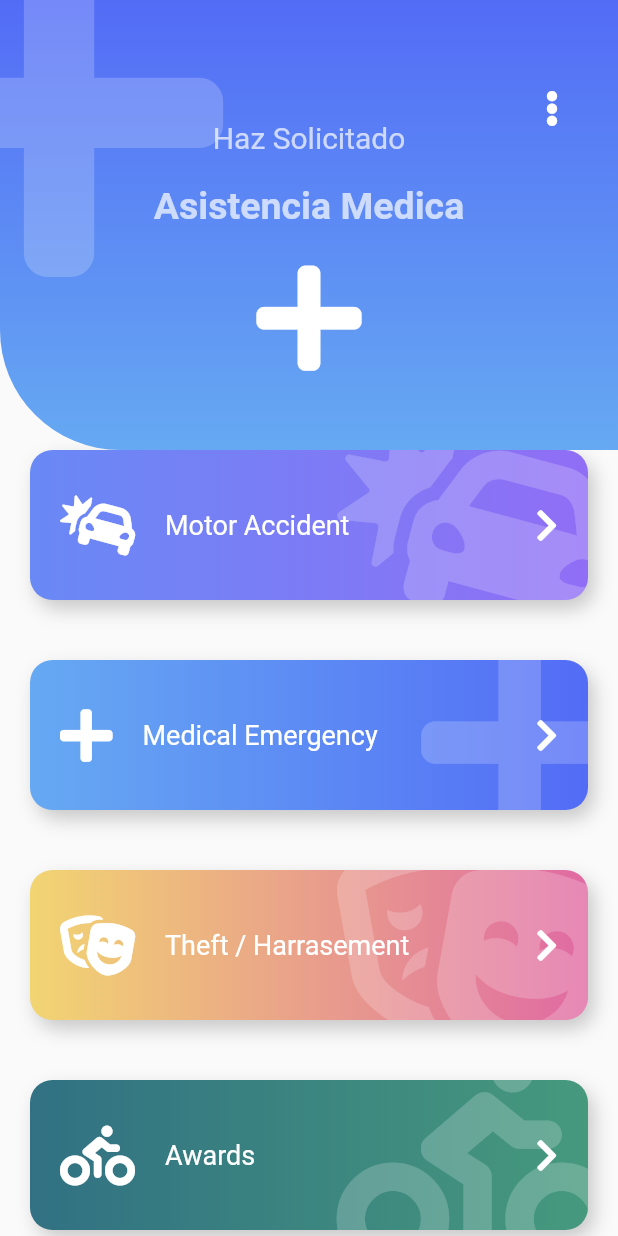
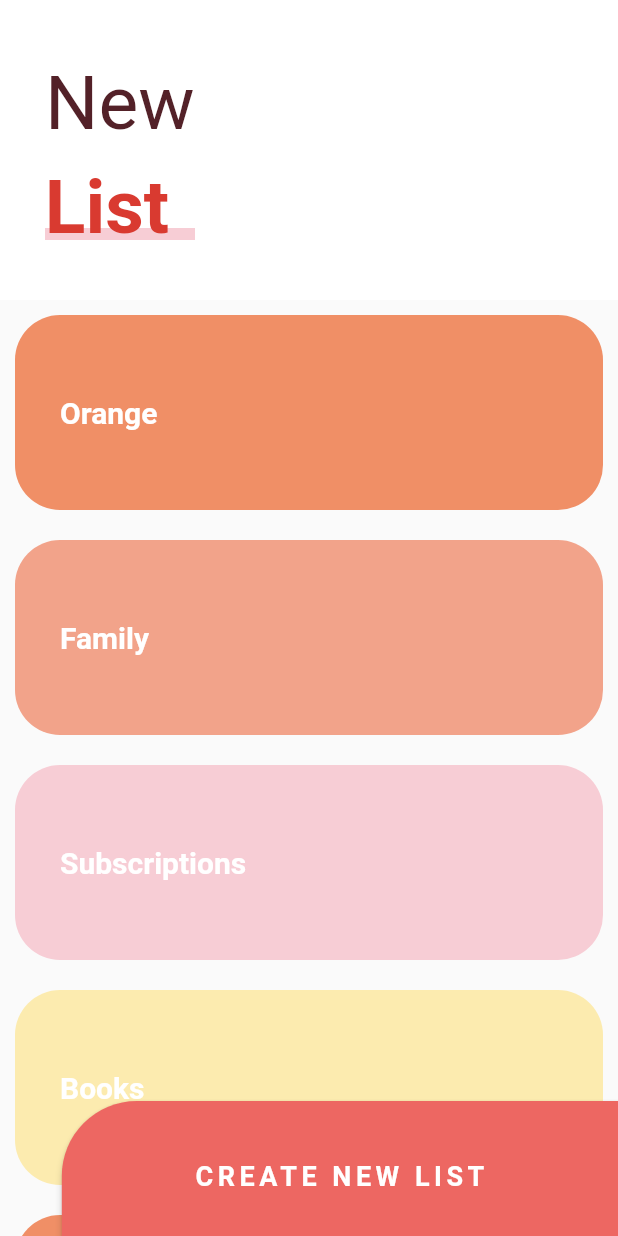
Before and after one commit to SantiagoGonzalezFernandez/Flutter-Design-Curso-Udemy, a Flutter app: the screen it shows after launch, on a phone screen of 412 x 824 dp. Run offline on Flutter 3.47's test engine with Material 2 defaults, Android fonts, the phone set to English and light mode, and no system bars; our stand-ins replace animate_do, flutter_svg, font_awesome_flutter.

Commit message:
Termino la Sliver List App

```diff
--- a/disenos/lib/main.dart
+++ b/disenos/lib/main.dart
@@ -2,7 +2,7 @@
 import 'package:flutter/material.dart';
 
 //Importaciones que Si son mias
-import 'package:disenos/src/pages/emergency_page.dart';
+import 'package:disenos/src/pages/sliver_list_page.dart';
 
 void main() => runApp(MyApp());
 
@@ -12,7 +12,7 @@ class MyApp extends StatelessWidget {
     return MaterialApp(
       debugShowCheckedModeBanner: false,
       title: 'Disenos App',
-      home: EmergencyPage()
+      home: SliverListPage()
     );
   }
 }
--- /dev/null
+++ b/disenos/lib/src/pages/sliver_list_page.dart
@@ -0,0 +1,213 @@
+//Imports that are not mine
+import 'package:flutter/material.dart';
+
+//Imports that are mine
+
+class SliverListPage extends StatelessWidget {
+
+  @override
+  Widget build(BuildContext context) {
+    return Scaffold(
+      body: Stack(
+        children: <Widget>[
+          _MainScroll(),
+          Positioned(
+            bottom: -10,
+            right: 0,
+            child: _BotonNewList()
+          )
+        ],
+      )
+    );
+  }
+}
+
+class _BotonNewList extends StatelessWidget {
+  @override
+  Widget build(BuildContext context) {
+
+    final size = MediaQuery.of(context).size;
+
+    return ButtonTheme(
+      minWidth: size.width * 0.9,
+      height: 100,
+      child: RaisedButton(
+        onPressed: (){},
+        color: Color(0xffED6762),
+        shape: RoundedRectangleBorder(
+          borderRadius: BorderRadius.only(topLeft: Radius.circular(50.0))
+        ),
+        child: Text(
+          'CREATE NEW LIST',
+          style: TextStyle(
+            color: Colors.white,
+            fontSize: 18.0,
+            fontWeight: FontWeight.bold,
+            letterSpacing: 3.0
+          ),
+        ),
+      ),
+    );
+  }
+}
+
+class _MainScroll extends StatelessWidget {
+
+  final items = [
+    _ListItem( 'Orange', Color(0xffF08F66) ),
+    _ListItem( 'Family', Color(0xffF2A38A) ),
+    _ListItem( 'Subscriptions', Color(0xffF7CDD5) ),
+    _ListItem( 'Books', Color(0xffFCEBAF) ),
+    _ListItem( 'Orange', Color(0xffF08F66) ),
+    _ListItem( 'Family', Color(0xffF2A38A) ),
+    _ListItem( 'Subscriptions', Color(0xffF7CDD5) ),
+    _ListItem( 'Books', Color(0xffFCEBAF) ),
+    _ListItem( 'Orange', Color(0xffF08F66) ),
+    _ListItem( 'Family', Color(0xffF2A38A) ),
+    _ListItem( 'Subscriptions', Color(0xffF7CDD5) ),
+    _ListItem( 'Books', Color(0xffFCEBAF) ),
+    _ListItem( 'Orange', Color(0xffF08F66) ),
+    _ListItem( 'Family', Color(0xffF2A38A) ),
+    _ListItem( 'Subscriptions', Color(0xffF7CDD5) ),
+    _ListItem( 'Books', Color(0xffFCEBAF) ),
+  ];
+
+  @override
+  Widget build(BuildContext context) {
+    return CustomScrollView(
+      physics: BouncingScrollPhysics(),
+      slivers: <Widget>[
+        SliverPersistentHeader(
+          floating: true,
+          delegate: _SliverCustomHeaderDelegate(
+            minHeight: 170.0,
+            maxHeight: 200.0,
+            child: Container(
+              alignment: Alignment.centerLeft,
+              color: Colors.white,
+              child: _Titulo(),
+            )
+          ),
+        ),
+        SliverList(
+          delegate: SliverChildListDelegate([
+            ...items,
+            SizedBox(height: 100.0)
+          ]),
+        )
+      ],
+    );
+  }
+}
+
+class _SliverCustomHeaderDelegate extends SliverPersistentHeaderDelegate{
+
+  final double minHeight;
+  final double maxHeight;
+  final Widget child;
+
+  _SliverCustomHeaderDelegate({
+    @required this.minHeight,
+    @required this.maxHeight,
+    @required this.child
+  });
+
+  @override
+  Widget build(BuildContext context, double  shrinkOffset, bool overlapsContent) {
+    return SizedBox.expand(child: child);
+  }
+
+  @override
+  double get maxExtent => maxHeight;
+
+  @override
+  double get minExtent => minHeight;
+
+  @override
+  bool shouldRebuild(_SliverCustomHeaderDelegate oldDelegate) {
+    return maxHeight != oldDelegate.maxHeight ||
+           minHeight != oldDelegate.minHeight ||
+           child     != oldDelegate.child;
+  }
+}
+
+class _Titulo extends StatelessWidget {
+
+  @override
+  Widget build(BuildContext context) {
+    return Column(
+      children: <Widget>[
+        SizedBox(height: 30.0),
+        Container(
+          margin: EdgeInsets.symmetric(horizontal: 30.0, vertical: 10.0),
+          child: Text('New', style: TextStyle(color: Color(0xff532128), fontSize: 50.0)),
+        ),
+        Stack(
+          children: <Widget>[
+            SizedBox(width: 100.0),
+            Positioned(
+              bottom: 8.0,
+              child: Container(
+                width: 150.0,
+                height: 8.0,
+                color: Color(0xffF7CDD5),
+              ),
+            ),
+            Container(
+              child: Text('List', style: TextStyle(color: Color(0xffD93A30), fontSize: 50.0, fontWeight: FontWeight.bold)),
+            )
+          ],
+        )
+      ],
+    );
+  }
+}
+
+class _ListaTareas extends StatelessWidget {
+
+  final items = [
+    _ListItem( 'Orange', Color(0xffF08F66) ),
+    _ListItem( 'Family', Color(0xffF2A38A) ),
+    _ListItem( 'Subscriptions', Color(0xffF7CDD5) ),
+    _ListItem( 'Books', Color(0xffFCEBAF) ),
+    _ListItem( 'Orange', Color(0xffF08F66) ),
+    _ListItem( 'Family', Color(0xffF2A38A) ),
+    _ListItem( 'Subscriptions', Color(0xffF7CDD5) ),
+    _ListItem( 'Books', Color(0xffFCEBAF) ),
+  ];
+
+  @override
+  Widget build(BuildContext context) {
+    return ListView.builder(
+      physics: BouncingScrollPhysics(),
+      itemCount: items.length,
+      itemBuilder: (BuildContext context, int index) => items[index]
+    );
+  }
+}
+
+class _ListItem extends StatelessWidget {
+
+  final String titulo;
+  final Color color;
+
+  _ListItem(
+    this.titulo,
+    this.color
+  );
+
+  @override
+  Widget build(BuildContext context) {
+    return Container(
+      child: Text(titulo, style: TextStyle(color: Colors.white, fontWeight: FontWeight.bold, fontSize: 20.0)),
+      padding: EdgeInsets.all(30.0),
+      alignment: Alignment.centerLeft,
+      height: 130.0,
+      margin: EdgeInsets.all(10.0),
+      decoration: BoxDecoration(
+        color: color,
+        borderRadius: BorderRadius.circular(30.0)
+      ),
+    );
+  }
+}
```
